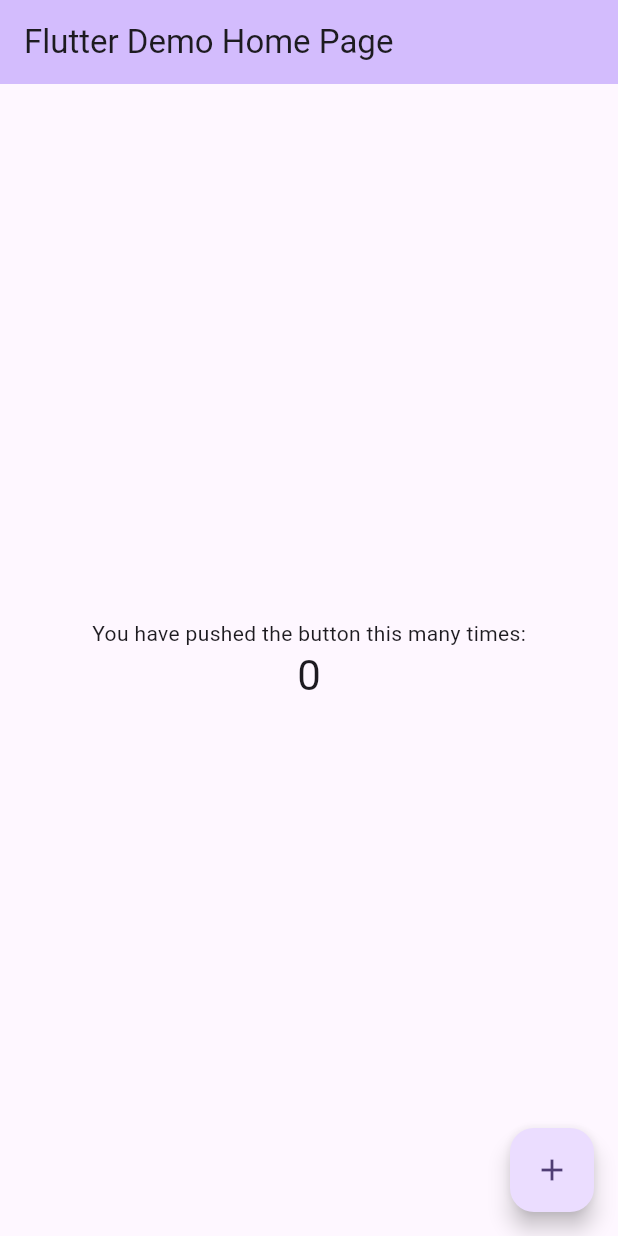
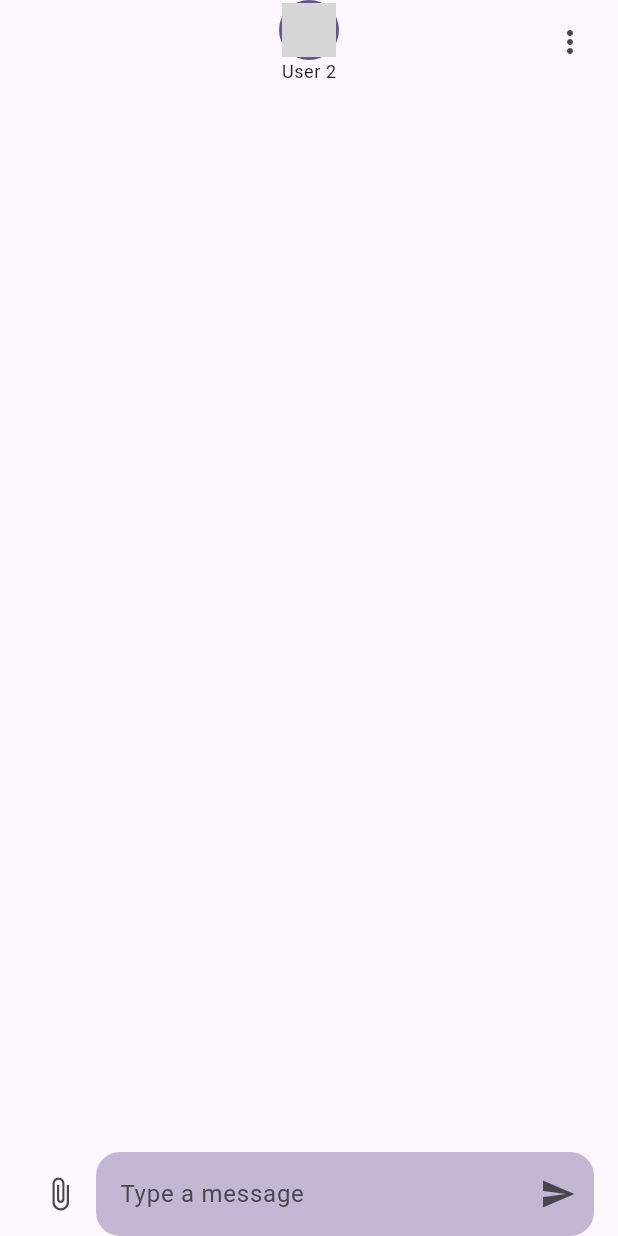
Before and after one commit to 5alafawyyy/Chatterify, a Flutter app: the screen it shows after launch, on a phone screen of 412 x 824 dp. Run offline on Flutter 3.47's test engine with Material 3 defaults, Android fonts, the phone set to English and light mode, and no system bars; our stand-ins replace equatable, supabase; accounts and stored records are empty; network calls fail; grey boxes are pictures that could not be loaded.

```diff
--- a/api/routes/index.dart
+++ /dev/null
@@ -1,5 +0,0 @@
-import 'package:dart_frog/dart_frog.dart';
-
-Response onRequest(RequestContext context) {
-  return Response(body: 'Welcome to Dart Frog!');
-}
--- a/lib/main.dart
+++ b/lib/main.dart
@@ -1,4 +1,22 @@
 import 'package:flutter/material.dart';
+import 'package:models/models.dart';
+
+import 'repositories/message_repository.dart';
+import 'screens/chat_room_screen.dart';
+import 'services/api_client.dart';
+import 'services/web_socket_client.dart';
+
+final apiClient = ApiClient(tokenProvider: () async {
+  // TODO: Get the bearer token of the current user.
+  return '';
+});
+
+final webSocketClient = WebSocketClient();
+
+final messageRepository = MessageRepository(
+  apiClient: apiClient,
+  webSocketClient: webSocketClient,
+);
 
 void main() {
   runApp(const MyApp());
@@ -7,119 +25,51 @@ void main() {
 class MyApp extends StatelessWidget {
   const MyApp({super.key});
 
-  // This widget is the root of your application.
   @override
   Widget build(BuildContext context) {
     return MaterialApp(
-      title: 'Flutter Demo',
+      title: 'Chatterify',
       theme: ThemeData(
-        // This is the theme of your application.
-        //
-        // TRY THIS: Try running your application with "flutter run". You'll see
-        // the application has a blue toolbar. Then, without quitting the app,
-        // try changing the seedColor in the colorScheme below to Colors.green
-        // and then invoke "hot reload" (save your changes or press the "hot
-        // reload" button in a Flutter-supported IDE, or press "r" if you used
-        // the command line to start the app).
-        //
-        // Notice that the counter didn't reset back to zero; the application
-        // state is not lost during the reload. To reset the state, use hot
-        // restart instead.
-        //
-        // This works for code too, not just values: Most code changes can be
-        // tested with just a hot reload.
         colorScheme: ColorScheme.fromSeed(seedColor: Colors.deepPurple),
         useMaterial3: true,
       ),
-      home: const MyHomePage(title: 'Flutter Demo Home Page'),
+      home: ChatRoomScreen(chatRoom: chatRoom),
     );
   }
 }
 
-class MyHomePage extends StatefulWidget {
-  const MyHomePage({super.key, required this.title});
+const userId1 = '33f771e2-311b-4d4f-9b14-d1e1c59936d3';
+const userId2 = '94a6b01e-319e-494e-b454-98f22ab0d109';
 
-  // This widget is the home page of your application. It is stateful, meaning
-  // that it has a State object (defined below) that contains fields that affect
-  // how it looks.
-
-  // This class is the configuration for the state. It holds the values (in this
-  // case the title) provided by the parent (in this case the App widget) and
-  // used by the build method of the State. Fields in a Widget subclass are
-  // always marked "final".
-
-  final String title;
-
-  @override
-  State<MyHomePage> createState() => _MyHomePageState();
-}
-
-class _MyHomePageState extends State<MyHomePage> {
-  int _counter = 0;
-
-  void _incrementCounter() {
-    setState(() {
-      // This call to setState tells the Flutter framework that something has
-      // changed in this State, which causes it to rerun the build method below
-      // so that the display can reflect the updated values. If we changed
-      // _counter without calling setState(), then the build method would not be
-      // called again, and so nothing would appear to happen.
-      _counter++;
-    });
-  }
-
-  @override
-  Widget build(BuildContext context) {
-    // This method is rerun every time setState is called, for instance as done
-    // by the _incrementCounter method above.
-    //
-    // The Flutter framework has been optimized to make rerunning build methods
-    // fast, so that you can just rebuild anything that needs updating rather
-    // than having to individually change instances of widgets.
-    return Scaffold(
-      appBar: AppBar(
-        // TRY THIS: Try changing the color here to a specific color (to
-        // Colors.amber, perhaps?) and trigger a hot reload to see the AppBar
-        // change color while the other colors stay the same.
-        backgroundColor: Theme.of(context).colorScheme.inversePrimary,
-        // Here we take the value from the MyHomePage object that was created by
-        // the App.build method, and use it to set our appbar title.
-        title: Text(widget.title),
-      ),
-      body: Center(
-        // Center is a layout widget. It takes a single child and positions it
-        // in the middle of the parent.
-        child: Column(
-          // Column is also a layout widget. It takes a list of children and
-          // arranges them vertically. By default, it sizes itself to fit its
-          // children horizontally, and tries to be as tall as its parent.
-          //
-          // Column has various properties to control how it sizes itself and
-          // how it positions its children. Here we use mainAxisAlignment to
-          // center the children vertically; the main axis here is the vertical
-          // axis because Columns are vertical (the cross axis would be
-          // horizontal).
-          //
-          // TRY THIS: Invoke "debug painting" (choose the "Toggle Debug Paint"
-          // action in the IDE, or press "p" in the console), to see the
-          // wireframe for each widget.
-          mainAxisAlignment: MainAxisAlignment.center,
-          children: <Widget>[
-            const Text(
-              'You have pushed the button this many times:',
-            ),
-            Text(
-              '$_counter',
-              style: Theme.of(context).textTheme.headlineMedium,
-            ),
-          ],
-        ),
-      ),
-      floatingActionButton: FloatingActionButton(
-        onPressed: _incrementCounter,
-        tooltip: 'Increment',
-        child: const Icon(Icons.add),
-      ), // This trailing comma makes auto-formatting nicer for build methods.
-    );
-  }
-}
+final chatRoom = ChatRoom(
+  id: '8d162274-6cb8-4776-815a-8e721ebfb76d',
+  participants: const [
+    User(
+      id: userId1,
+      username: 'User 1',
+      phone: '1234512345',
+      email: 'user1@email.com',
+      avatarUrl:
+          'https://images.unsplash.com/photo-1700493624764-f7524969037d?q=80&w=3570&auto=format&fit=crop&ixlib=rb-4.0.3&ixid=M3wxMjA3fDB8MHxwaG90by1wYWdlfHx8fGVufDB8fHx8fA%3D%3D',
+      status: 'online',
+    ),
+    User(
+      id: userId2,
+      username: 'User 2',
+      phone: '5432154321',
+      email: 'user2@email.com',
+      avatarUrl:
+          'https://images.unsplash.com/photo-1700469880511-3ef0cee47985?q=80&w=3672&auto=format&fit=crop&ixlib=rb-4.0.3&ixid=M3wxMjA3fDB8MHxwaG90by1wYWdlfHx8fGVufDB8fHx8fA%3D%3D',
+      status: 'online',
+    ),
+  ],
+  lastMessage: Message(
+    id: 'de120f3a-dbca-4330-9e2e-18b55a2fb9e5',
+    chatRoomId: '8d162274-6cb8-4776-815a-8e721ebfb76d',
+    senderUserId: userId1,
+    receiverUserId: userId2,
+    content: 'Hey! I am good, thanks.',
+    createdAt: DateTime(2023, 12, 1, 1, 0, 0),
+  ),
+  unreadCount: 0,
+);
--- /dev/null
+++ b/lib/repositories/message_repository.dart
@@ -0,0 +1,51 @@
+import 'dart:async';
+import 'dart:convert';
+
+
+import 'package:models/models.dart';
+
+import '../services/api_client.dart';
+import '../services/web_socket_client.dart';
+
+class MessageRepository {
+  final ApiClient apiClient;
+  final WebSocketClient webSocketClient;
+  StreamSubscription? _messageSubscription;
+
+  MessageRepository({
+    required this.apiClient,
+    required this.webSocketClient,
+  });
+
+  Future<void> createMessage(Message message) async {
+    // final payload = "{'message.create': ${message.toJson()}";
+    // webSocketClient.send(payload);
+    var payload = {'event': 'message.create', 'data': message.toJson()};
+    webSocketClient.send(jsonEncode(payload));
+  }
+
+  Future<List<Message>> fetchMessages(String chatRoomId) async {
+    final response = await apiClient.fetchMessages(chatRoomId);
+    final messages = response['messages']
+        .map<Message>((message) => Message.fromJson(message))
+        .toList();
+
+    return messages;
+  }
+
+  // TODO: Subscribe only to the current chat room.
+  void subscribeToMessageUpdates(
+    void Function(Map<String, dynamic>) onMessageReceived,
+  ) {
+    _messageSubscription = webSocketClient.messageUpdates().listen(
+      (message) {
+        onMessageReceived(message);
+      },
+    );
+  }
+
+  void unsubscribeFromMessageUpdates() {
+    _messageSubscription?.cancel();
+    _messageSubscription = null;
+  }
+}
--- /dev/null
+++ b/lib/screens/chat_room_screen.dart
@@ -0,0 +1,190 @@
+import 'package:flutter/material.dart';
+import 'package:models/models.dart';
+
+import '../main.dart';
+import '../widgets/avatar.dart';
+import '../widgets/message_bubble.dart';
+
+class ChatRoomScreen extends StatefulWidget {
+  const ChatRoomScreen({super.key, required this.chatRoom});
+
+  final ChatRoom chatRoom;
+
+  @override
+  State<ChatRoomScreen> createState() => _ChatRoomScreenState();
+}
+
+class _ChatRoomScreenState extends State<ChatRoomScreen> {
+  final messageController = TextEditingController();
+  final List<Message> messages = [];
+
+  @override
+  void initState() {
+    _loadMessages();
+    _startWebSocket();
+
+    messageRepository.subscribeToMessageUpdates((messageData) {
+      final message = Message.fromJson(messageData);
+      if (message.chatRoomId == widget.chatRoom.id) {
+        messages.add(message);
+        messages.sort((a, b) => a.createdAt.compareTo(b.createdAt));
+        setState(() {});
+      }
+    });
+    super.initState();
+  }
+
+  @override
+  void dispose() {
+    messageController.dispose();
+    super.dispose();
+  }
+
+  void _sendMessage() async {
+    final message = Message(
+      chatRoomId: widget.chatRoom.id,
+      senderUserId: userId1,
+      receiverUserId: userId2,
+      content: messageController.text,
+      createdAt: DateTime.now(),
+    );
+
+    await messageRepository.createMessage(message);
+    messageController.clear();
+  }
+
+  _loadMessages() async {
+    final _messages = await messageRepository.fetchMessages(widget.chatRoom.id);
+
+    _messages.sort((a, b) => a.createdAt.compareTo(b.createdAt));
+
+    setState(() {
+      messages.addAll(_messages);
+    });
+  }
+
+  _startWebSocket() {
+    webSocketClient.connect(
+      'ws://localhost:8080/ws',
+      {
+        'Authorization': 'Bearer ....',
+      },
+    );
+  }
+
+  @override
+  Widget build(BuildContext context) {
+    final viewInsets = MediaQuery.viewInsetsOf(context);
+    final currentParticipant = widget.chatRoom.participants.firstWhere(
+      (user) => user.id == userId1,
+    );
+
+    final otherParticipant = widget.chatRoom.participants.firstWhere(
+      (user) => user.id != currentParticipant.id,
+    );
+
+    return Scaffold(
+      appBar: AppBar(
+        centerTitle: true,
+        title: Column(
+          children: [
+            Avatar(
+              imageUrl: otherParticipant.avatarUrl,
+              radius: 18,
+            ),
+            // const SizedBox(height: 2.0),
+            Text(
+              otherParticipant.username,
+              style: Theme.of(context).textTheme.bodySmall,
+            ),
+          ],
+        ),
+        actions: [
+          IconButton(
+            onPressed: () {},
+            icon: const Icon(Icons.more_vert),
+          ),
+          const SizedBox(width: 8.0),
+        ],
+      ),
+      body: SafeArea(
+        child: Padding(
+          padding: EdgeInsets.only(
+            left: 16.0,
+            right: 16.0,
+            top: 8.0,
+            bottom: (viewInsets.bottom > 0) ? 8.0 : 0.0,
+          ),
+          child: Column(
+            children: [
+              Expanded(
+                child: ListView.builder(
+                  itemCount: messages.length,
+                  itemBuilder: (context, index) {
+                    final message = messages[index];
+
+                    final showImage = index + 1 == messages.length ||
+                        messages[index + 1].senderUserId !=
+                            message.senderUserId;
+
+                    return Row(
+                      mainAxisAlignment: (message.senderUserId != userId1)
+                          ? MainAxisAlignment.end
+                          : MainAxisAlignment.start,
+                      children: [
+                        if (showImage && message.senderUserId == userId1)
+                          Avatar(
+                            imageUrl: otherParticipant.avatarUrl,
+                            radius: 12,
+                          ),
+                        MessageBubble(message: message),
+                        if (showImage && message.senderUserId != userId1)
+                          Avatar(
+                            imageUrl: otherParticipant.avatarUrl,
+                            radius: 12,
+                          ),
+                      ],
+                    );
+                  },
+                ),
+              ),
+              Row(
+                children: [
+                  IconButton(
+                    onPressed: () {
+                      // TODO: Send an image
+                    },
+                    icon: const Icon(Icons.attach_file),
+                  ),
+                  Expanded(
+                    child: TextFormField(
+                      controller: messageController,
+                      decoration: InputDecoration(
+                        filled: true,
+                        fillColor: Theme.of(context)
+                            .colorScheme
+                            .primary
+                            .withAlpha(100),
+                        hintText: 'Type a message',
+                        border: OutlineInputBorder(
+                          borderRadius: BorderRadius.circular(16.0),
+                          borderSide: BorderSide.none,
+                        ),
+                        suffixIcon: IconButton(
+                          onPressed: () {
+                            _sendMessage();
+                          },
+                          icon: const Icon(Icons.send),
+                        ),
+                      ),
+                    ),
+                  ),
+                ],
+              ),
+            ],
+          ),
+        ),
+      ),
+    );
+  }
+}
--- /dev/null
+++ b/lib/widgets/avatar.dart
@@ -0,0 +1,24 @@
+import 'package:flutter/material.dart';
+
+class Avatar extends StatelessWidget {
+  const Avatar({
+    super.key,
+    required this.imageUrl,
+    required this.radius,
+  });
+
+  final String imageUrl;
+  final int radius;
+
+  @override
+  Widget build(BuildContext context) {
+    return CircleAvatar(
+      radius: radius.toDouble() + 2,
+      backgroundColor: Theme.of(context).colorScheme.primary,
+      child: CircleAvatar(
+        radius: radius.toDouble(),
+        backgroundImage: NetworkImage(imageUrl),
+      ),
+    );
+  }
+}
```
Also changed, not shown: lib/services/api_client.dart (added, +67 -0 lines), lib/services/web_socket_client.dart (added, +72 -0 lines), lib/widgets/message_bubble.dart (added, +51 -0 lines), pubspec.yaml (+11 -11 lines), pubspec.lock, 1 other file.
